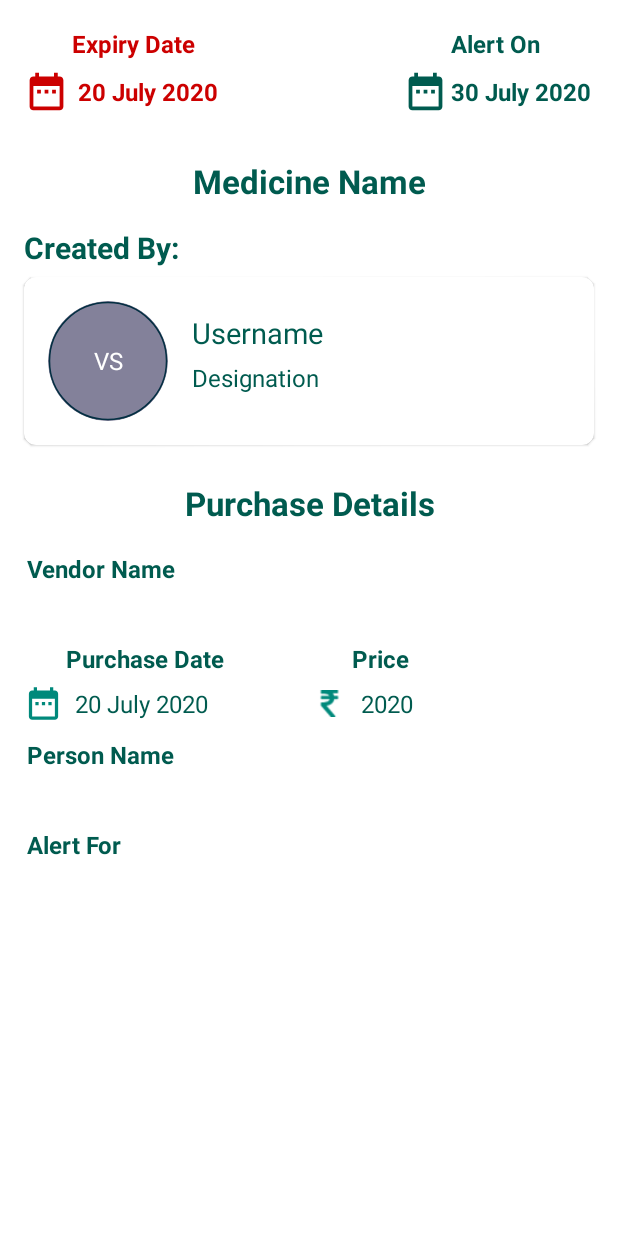
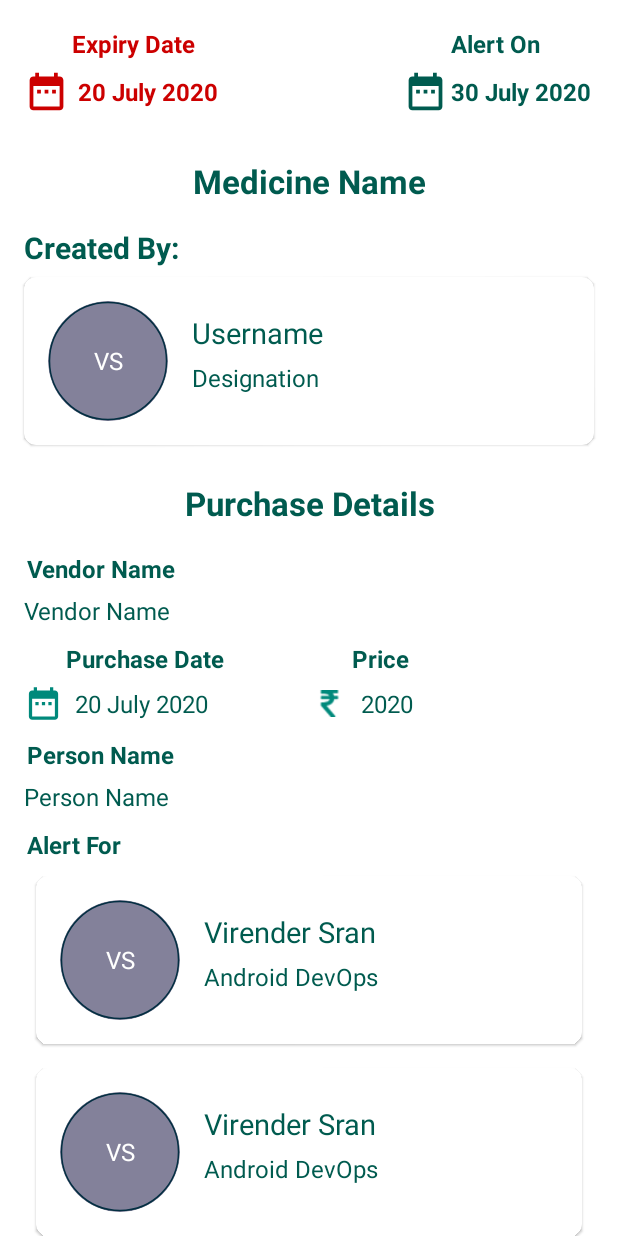
Before and after one commit to virendersran01/MediStore, an Android app: the ReminderDetailFragment screen opened through its navigation route, on a phone screen of 412 x 824 dp. Run offline under Robolectric (Android 15) with nearby library versions, the phone set to English and light mode, and no system bars; pictures from the network do not load.

Commit message:
working on detail fragment.

```diff
--- a/app/src/main/java/com/virtualstudios/medistore/data/models/User.java
+++ b/app/src/main/java/com/virtualstudios/medistore/data/models/User.java
@@ -29,4 +29,12 @@ public class User {
     public void setAvatarUrl(String avatarUrl) {
         this.avatarUrl = avatarUrl;
     }
+
+    public String getDesignation() {
+        return designation;
+    }
+
+    public void setDesignation(String designation) {
+        this.designation = designation;
+    }
 }
--- /dev/null
+++ b/app/src/main/java/com/virtualstudios/medistore/ui/adapters/UsersAdapter.java
@@ -0,0 +1,57 @@
+package com.virtualstudios.medistore.ui.adapters;
+
+import android.view.LayoutInflater;
+import android.view.View;
+import android.view.ViewGroup;
+import android.widget.TextView;
+
+import androidx.annotation.NonNull;
+import androidx.recyclerview.widget.RecyclerView;
+
+import com.virtualstudios.medistore.R;
+import com.virtualstudios.medistore.data.models.User;
+import com.virtualstudios.medistore.ui.customviews.AvatarView;
+
+public class UsersAdapter extends RecyclerView.Adapter<UsersAdapter.ViewHolder> {
+
+    @NonNull
+    @Override
+    public ViewHolder onCreateViewHolder(@NonNull ViewGroup parent, int viewType) {
+        return new ViewHolder(LayoutInflater.from(parent.getContext()).inflate(R.layout.layout_user_card, parent, false));
+    }
+
+    @Override
+    public void onBindViewHolder(@NonNull ViewHolder holder, int position) {
+        User user = new User();
+        user.setName("Virender Sran");
+        user.setColor(R.color.colorPrimaryDark);
+        user.setAvatarUrl("https://picsum.photos/200/300");
+        user.setDesignation("Android DevOps");
+        holder.setData(user);
+    }
+
+    @Override
+    public int getItemCount() {
+        return 5;
+    }
+
+    static class ViewHolder extends RecyclerView.ViewHolder {
+
+        private AvatarView avatarView;
+        private TextView textName, textDesignation;
+
+        public ViewHolder(@NonNull View itemView) {
+            super(itemView);
+
+            avatarView = itemView.findViewById(R.id.avatar);
+            textName = itemView.findViewById(R.id.textName);
+            textDesignation = itemView.findViewById(R.id.textDesignation);
+        }
+
+        private void setData(User user){
+            avatarView.setUser(user);
+            textName.setText(user.getName());
+            textDesignation.setText(user.getDesignation());
+        }
+    }
+}
--- a/app/src/main/java/com/virtualstudios/medistore/ui/fragments/ReminderDetailFragment.java
+++ b/app/src/main/java/com/virtualstudios/medistore/ui/fragments/ReminderDetailFragment.java
@@ -3,6 +3,9 @@ package com.virtualstudios.medistore.ui.fragments;
 import android.os.Bundle;
 
 import androidx.fragment.app.Fragment;
+import androidx.recyclerview.widget.GridLayoutManager;
+import androidx.recyclerview.widget.LinearLayoutManager;
+import androidx.recyclerview.widget.RecyclerView;
 
 import android.view.LayoutInflater;
 import android.view.View;
@@ -10,6 +13,7 @@ import android.view.ViewGroup;
 
 import com.virtualstudios.medistore.R;
 import com.virtualstudios.medistore.data.models.User;
+import com.virtualstudios.medistore.ui.adapters.UsersAdapter;
 import com.virtualstudios.medistore.ui.customviews.AvatarView;
 
 
@@ -17,6 +21,8 @@ public class ReminderDetailFragment extends Fragment {
 
     private View rootView;
     private AvatarView avatarView;
+    private RecyclerView recyclerViewUsers;
+
     @Override
     public View onCreateView(LayoutInflater inflater, ViewGroup container,
                              Bundle savedInstanceState) {
@@ -27,11 +33,15 @@ public class ReminderDetailFragment extends Fragment {
 
     private void initViews(){
         avatarView = rootView.findViewById(R.id.avatar);
+        recyclerViewUsers = rootView.findViewById(R.id.recyclerViewUsers);
         User user = new User();
         user.setName("Virender Sran");
         user.setColor(R.color.colorPrimaryDark);
         user.setAvatarUrl("https://picsum.photos/200/300");
 
+
         avatarView.setUser(user);
+        recyclerViewUsers.setLayoutManager(new LinearLayoutManager(rootView.getContext()));
+        recyclerViewUsers.setAdapter(new UsersAdapter());
     }
 }
--- a/app/src/main/res/layout/fragment_reminder_detail.xml
+++ b/app/src/main/res/layout/fragment_reminder_detail.xml
@@ -1,9 +1,9 @@
 <?xml version="1.0" encoding="utf-8"?>
-<ScrollView xmlns:android="http://schemas.android.com/apk/res/android"
+<androidx.core.widget.NestedScrollView xmlns:android="http://schemas.android.com/apk/res/android"
+    xmlns:app="http://schemas.android.com/apk/res-auto"
     xmlns:tools="http://schemas.android.com/tools"
     android:layout_width="match_parent"
     android:layout_height="match_parent"
-    xmlns:app="http://schemas.android.com/apk/res-auto"
     tools:context=".ui.fragments.ReminderDetailFragment">
 
     <androidx.constraintlayout.widget.ConstraintLayout
@@ -28,12 +28,12 @@
             android:id="@+id/imageDateIcon"
             android:layout_width="30dp"
             android:layout_height="30dp"
+            android:layout_marginStart="16dp"
             android:layout_marginTop="4dp"
             android:contentDescription="@string/app_name"
             android:src="@drawable/ic_date"
             android:tint="@android:color/holo_red_dark"
             android:visibility="visible"
-            android:layout_marginStart="16dp"
             app:layout_constraintStart_toStartOf="parent"
             app:layout_constraintTop_toBottomOf="@id/textTitleExpiryDate" />
 
@@ -50,7 +50,7 @@
             android:textStyle="bold"
             app:layout_constraintBottom_toBottomOf="@id/imageDateIcon"
             app:layout_constraintStart_toEndOf="@id/imageDateIcon"
-            app:layout_constraintTop_toTopOf="@id/imageDateIcon"/>
+            app:layout_constraintTop_toTopOf="@id/imageDateIcon" />
 
         <TextView
             android:id="@+id/textTitleAlertOn"
@@ -71,16 +71,16 @@
             android:layout_width="wrap_content"
             android:layout_height="wrap_content"
             android:layout_marginStart="4dp"
+            android:layout_marginEnd="16dp"
             android:background="@android:color/white"
             android:padding="2dp"
             android:text="30 July 2020"
             android:textColor="@color/colorPrimary"
             android:textSize="16sp"
             android:textStyle="bold"
-            android:layout_marginEnd="16dp"
             app:layout_constraintBottom_toBottomOf="@id/imageAlertDateIcon"
             app:layout_constraintEnd_toEndOf="parent"
-            app:layout_constraintTop_toTopOf="@id/imageAlertDateIcon"/>
+            app:layout_constraintTop_toTopOf="@id/imageAlertDateIcon" />
 
         <ImageView
             android:id="@+id/imageAlertDateIcon"
@@ -164,7 +164,7 @@
             android:textSize="16sp"
             android:textStyle="bold"
             app:layout_constraintStart_toStartOf="parent"
-            app:layout_constraintTop_toBottomOf="@id/textTitlePurchaseDetails"/>
+            app:layout_constraintTop_toBottomOf="@id/textTitlePurchaseDetails" />
 
         <TextView
             android:id="@+id/textVendorName"
@@ -172,11 +172,12 @@
             android:layout_height="wrap_content"
             android:layout_marginTop="4dp"
             android:layout_marginEnd="16dp"
+            android:text="Vendor Name"
             android:textColor="@color/colorPrimary"
             android:textSize="16sp"
             app:layout_constraintEnd_toEndOf="parent"
             app:layout_constraintStart_toStartOf="@id/textTitleVendorName"
-            app:layout_constraintTop_toBottomOf="@id/textTitleVendorName"/>
+            app:layout_constraintTop_toBottomOf="@id/textTitleVendorName" />
 
 
         <TextView
@@ -204,7 +205,7 @@
             android:textSize="16sp"
             app:layout_constraintBottom_toBottomOf="@id/imagePurchaseDateIcon"
             app:layout_constraintStart_toEndOf="@id/imagePurchaseDateIcon"
-            app:layout_constraintTop_toTopOf="@id/imagePurchaseDateIcon"/>
+            app:layout_constraintTop_toTopOf="@id/imagePurchaseDateIcon" />
 
         <ImageView
             android:id="@+id/imagePurchaseDateIcon"
@@ -266,7 +267,7 @@
             android:textSize="16sp"
             app:layout_constraintBottom_toBottomOf="@id/imageRupeeIcon"
             app:layout_constraintStart_toEndOf="@id/imageRupeeIcon"
-            app:layout_constraintTop_toTopOf="@id/imageRupeeIcon"/>
+            app:layout_constraintTop_toTopOf="@id/imageRupeeIcon" />
 
         <TextView
             android:id="@+id/textTitlePersonName"
@@ -288,11 +289,12 @@
             android:layout_height="wrap_content"
             android:layout_marginTop="4dp"
             android:layout_marginEnd="16dp"
+            android:text="Person Name"
             android:textColor="@color/colorPrimary"
             android:textSize="16sp"
             app:layout_constraintEnd_toEndOf="parent"
             app:layout_constraintStart_toStartOf="@id/textTitlePersonName"
-            app:layout_constraintTop_toBottomOf="@id/textTitlePersonName"/>
+            app:layout_constraintTop_toBottomOf="@id/textTitlePersonName" />
 
 
         <TextView
@@ -310,15 +312,15 @@
             app:layout_constraintTop_toBottomOf="@id/textPersonName" />
 
         <androidx.recyclerview.widget.RecyclerView
-            android:id="@+id/listAlertFor"
+            android:id="@+id/recyclerViewUsers"
             android:layout_width="0dp"
             android:layout_height="wrap_content"
             app:layout_constraintBottom_toBottomOf="parent"
             app:layout_constraintEnd_toEndOf="@id/textVendorName"
             app:layout_constraintStart_toStartOf="@id/textTitlePersonName"
-            app:layout_constraintTop_toBottomOf="@id/textTitleAlertFor"/>
+            app:layout_constraintTop_toBottomOf="@id/textTitleAlertFor" />
 
 
     </androidx.constraintlayout.widget.ConstraintLayout>
 
-</ScrollView>
+</androidx.core.widget.NestedScrollView>
```
